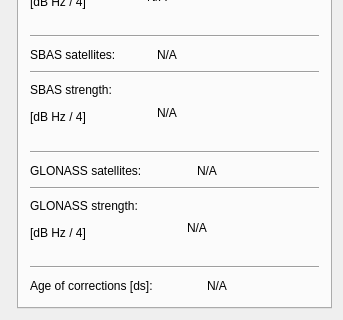
Above: rqt_gps_rtk_plugin/resource/gps_rtk_plugin.ui from ethz-asl/mav_rtk_gps before the change; both pictures show x 0 to 343 and y 201 to 521 of the 343 by 521 pixel window. Below: the same form after it.
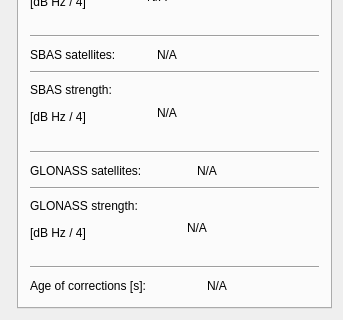
That is the form after the change. The open tabs and pages were chosen to show the change.

Commit message: display 'age of corrections' in [s] and not [ds]

What changed in the file:
```diff
--- a/rqt_gps_rtk_plugin/resource/gps_rtk_plugin.ui
+++ b/rqt_gps_rtk_plugin/resource/gps_rtk_plugin.ui
@@ -955,7 +955,7 @@
                 </size>
                </property>
                <property name="text">
-                <string>Age of corrections [ds]:</string>
+                <string>Age of corrections [s]:</string>
                </property>
               </widget>
              </item>
```
The commit also changes 1 other file.
